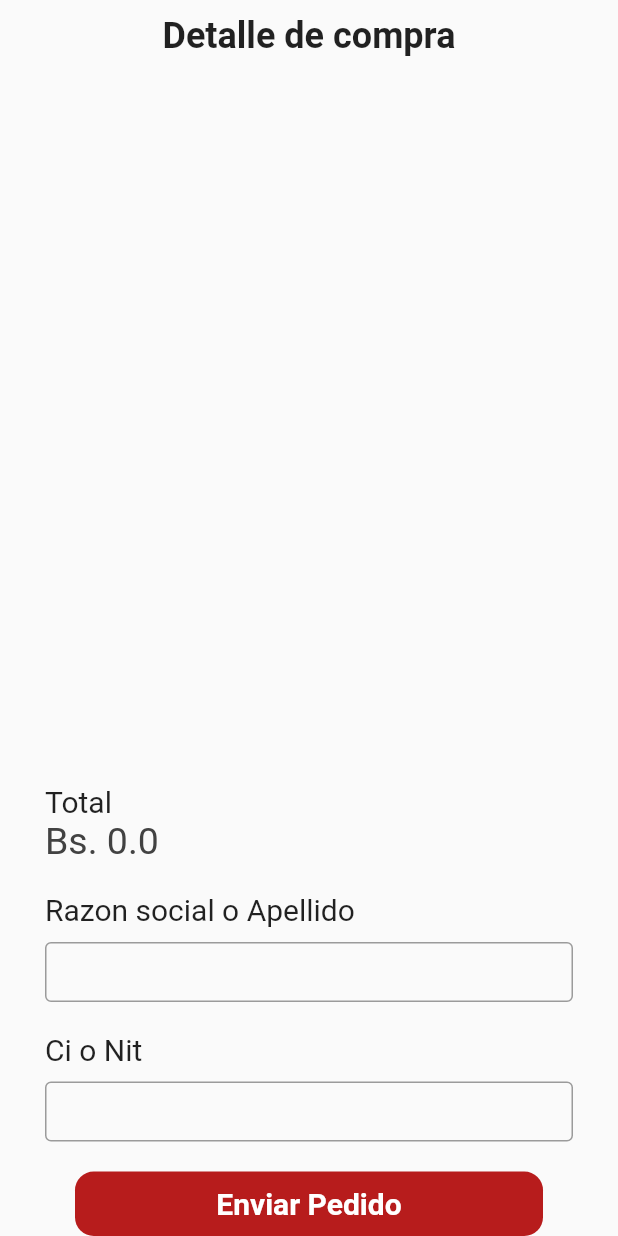
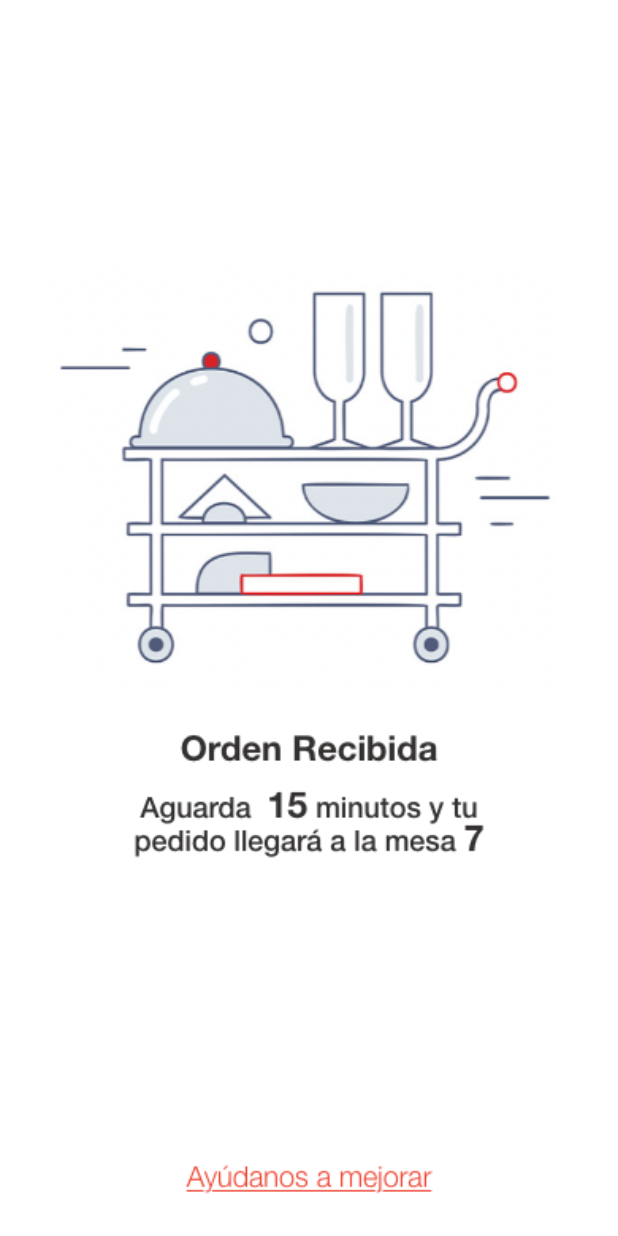
Before and after one commit to AleMancilla/ariztia_app, a Flutter app: the ShopDetailsScreen screen opened directly, after a tap on "Enviar Pedido", on a phone screen of 412 x 824 dp. Run offline on Flutter 3.47's test engine with Material 2 defaults, Android fonts, the phone set to English and light mode, and no system bars; our stand-ins replace bloc, cloud_firestore, firebase_core, flutter_bloc; missing offline and left inert: status_alert; accounts and stored records are empty.

Commit message:
icon and order complete

```diff
--- /dev/null
+++ b/lib/menu/presentation/pages/order_complete.dart
@@ -0,0 +1,17 @@
+import 'package:flutter/material.dart';
+
+class OrderComplete extends StatelessWidget {
+  const OrderComplete({Key? key}) : super(key: key);
+
+  @override
+  Widget build(BuildContext context) {
+    final Size size = MediaQuery.of(context).size;
+    return Scaffold(
+      body: Container(
+        width: size.width,
+        height: size.height,
+        child: Image.asset('assets/images/Screen.png', fit: BoxFit.cover),
+      ),
+    );
+  }
+}
--- a/lib/menu/presentation/pages/shop_details_screen.dart
+++ b/lib/menu/presentation/pages/shop_details_screen.dart
@@ -1,4 +1,6 @@
+import 'package:ariztia_app/core/utils.dart';
 import 'package:ariztia_app/menu/presentation/bloc/shop_bloc/shop_bloc.dart';
+import 'package:ariztia_app/menu/presentation/pages/order_complete.dart';
 import 'package:flutter/material.dart';
 import 'package:flutter_bloc/flutter_bloc.dart';
 
@@ -136,6 +138,7 @@ class _ShopDetailsScreenState extends State<ShopDetailsScreen> {
         //   ProductShop(amount, widget.product)
         // ]));
         // Navigator.pop(context);
+        navigateToPageAndRemove(context, OrderComplete());
       },
       child: Container(
         decoration: BoxDecoration(
--- a/lib/menu/presentation/widgets/app_bar_ariztia.dart
+++ b/lib/menu/presentation/widgets/app_bar_ariztia.dart
@@ -12,7 +12,7 @@ class AppBarAriztia extends StatelessWidget {
       // color: Colors.red,
       child: Center(
         child: Image.asset(
-          'assets/images/ariztia_logo.png',
+          'assets/images/ariztia_logo_sin_texto.png',
           width: size.width * 0.7,
         ),
       ),
```
Also changed, not shown: lib/menu/presentation/widgets/categories_list.dart (+5 -8 lines), pubspec.yaml (+7 -0 lines), assets/images/Screen.png (added), assets/images/ariztia_logo.png, assets/images/ariztia_logo_sin_texto.png (added), assets/images/logo_app.png (added), pubspec.lock, 28 other files.
